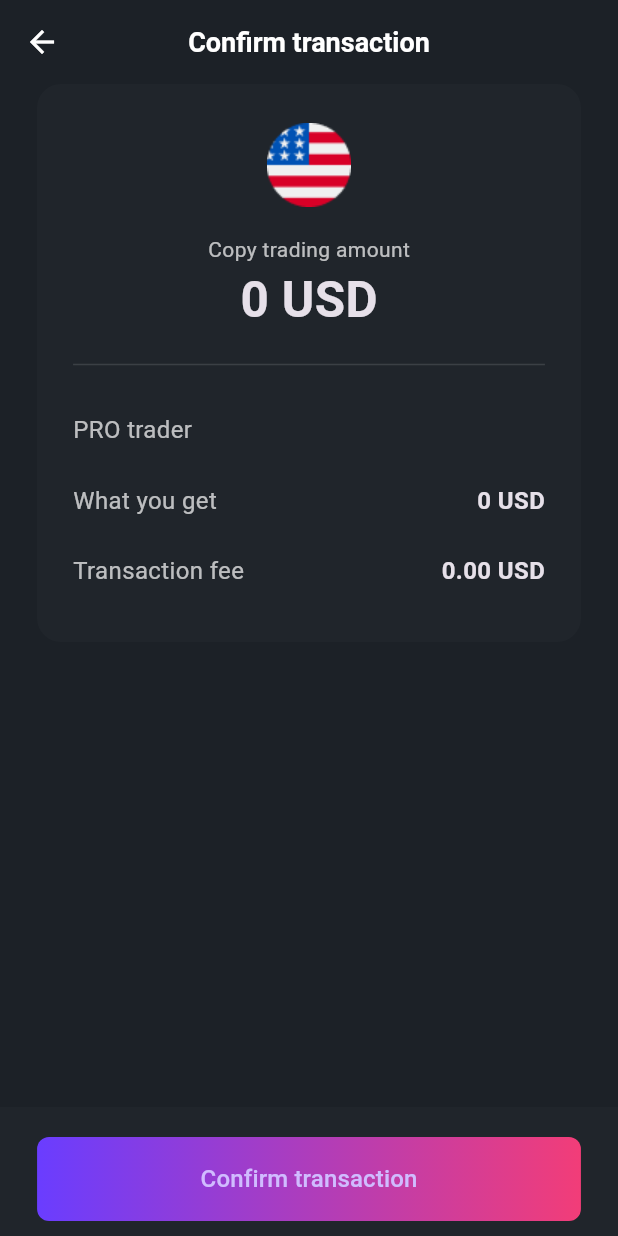
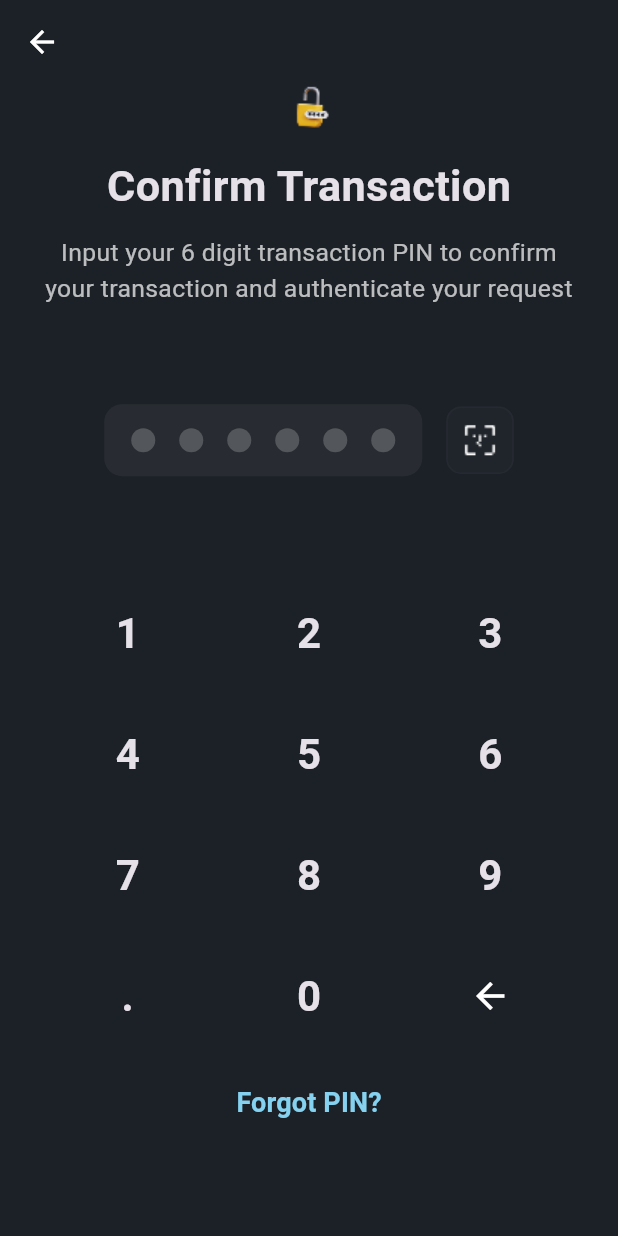
Before and after one commit to noyevate/roqqu_test, a Flutter app: the ConfirmTransactionScreen screen opened directly with empty values, after a tap on "Confirm transaction", on a phone screen of 412 x 824 dp. Run offline on Flutter 3.47's test engine with Material 3 defaults, Android fonts, the light colour scheme and no system bars; our stand-ins replace equatable, fl_chart, flutter_svg, font_awesome_flutter; missing offline and left inert: dart:ffi.

Commit message:
feat(security): implement transaction PIN confirmation screen

```diff
--- /dev/null
+++ b/lib/features/confirm_pin/presentation/pages/confirm_pin_screen.dart
@@ -0,0 +1,96 @@
+import 'package:flutter/material.dart';
+import 'package:roqqu_test/core/theme/app_colors.dart';
+import 'package:roqqu_test/features/confirm_pin/presentation/widget/pin_input_field.dart';
+import 'package:roqqu_test/features/confirm_pin/presentation/widget/pin_keypad.dart';
+
+class ConfirmPinScreen extends StatefulWidget {
+  const ConfirmPinScreen({super.key});
+
+  @override
+  State<ConfirmPinScreen> createState() => _ConfirmPinScreenState();
+}
+
+class _ConfirmPinScreenState extends State<ConfirmPinScreen> {
+  String _pin = '';
+  bool _isObscured = true;
+  final int _pinLength = 6;
+
+  void _onKeyPressed(String value) {
+    setState(() {
+      if (value == 'del') {
+        _pin = _pin.isNotEmpty ? _pin.substring(0, _pin.length - 1) : '';
+      } else if (_pin.length < _pinLength) {
+        _pin += value;
+      }
+    });
+
+    if (_pin.length == _pinLength) {
+      print('PIN entered: $_pin');
+    }
+  }
+
+  void _toggleObscure() {
+    setState(() {
+      _isObscured = !_isObscured;
+    });
+  }
+
+  @override
+  Widget build(BuildContext context) {
+    final screenWidth = MediaQuery.of(context).size.width;
+    final screenHeight = MediaQuery.of(context).size.height;
+
+    return Scaffold(
+      appBar: AppBar(backgroundColor: Colors.transparent, elevation: 0),
+      body: Padding(
+        padding: EdgeInsets.symmetric(horizontal: screenWidth * 0.06),
+        child: Column(
+          children: [
+            Image.asset("assets/images/padlock.png"),
+            const SizedBox(height: 16),
+            Text(
+              'Confirm Transaction',
+              style: TextStyle(fontSize: screenWidth * 0.07, fontWeight: FontWeight.bold),
+            ),
+            const SizedBox(height: 12),
+            Text(
+              'Input your 6 digit transaction PIN to confirm your transaction and authenticate your request',
+              textAlign: TextAlign.center,
+              style: TextStyle(color: Colors.white70, fontSize: screenWidth * 0.04),
+            ),
+            const Spacer(flex: 1),
+            Center(
+              child: Row(
+                mainAxisSize: MainAxisSize.min,
+                children: [
+                  PinInputField(pin: _pin, isObscured: _isObscured),
+                  const SizedBox(width: 16),
+                  Container(
+                    height: 45,
+                    width: 45,
+                    decoration: BoxDecoration(
+                      borderRadius: BorderRadius.circular(10),
+                      color: AppColors.bottomContainerBackground,
+                      border: Border.all(color: AppColors.tertiaryBackground)
+                    ),
+                    child: Center(child: Image.asset('assets/images/Biometrics.png'))),
+
+                ],
+              ),
+            ),
+            const Spacer(flex: 1),
+            SizedBox(
+              height: screenHeight * 0.4,
+              child: PinKeypad(onKeyPressed: _onKeyPressed),
+            ),
+            TextButton(
+              onPressed: () {},
+              child: const Text('Forgot PIN?', style: TextStyle(color: AppColors.accentBlue)),
+            ),
+            const Spacer(flex: 1),
+          ],
+        ),
+      ),
+    );
+  }
+}
--- /dev/null
+++ b/lib/features/confirm_pin/presentation/widget/pin_input_field.dart
@@ -0,0 +1,49 @@
+import 'package:flutter/material.dart';
+
+class PinInputField extends StatelessWidget {
+  final String pin;
+  final bool isObscured;
+  final int pinLength;
+
+  const PinInputField({
+    super.key,
+    required this.pin,
+    this.isObscured = true,
+    this.pinLength = 6,
+  });
+
+  @override
+  Widget build(BuildContext context) {
+    return Container(
+      padding: const EdgeInsets.symmetric(horizontal: 10, vertical: 16),
+      decoration: BoxDecoration(
+        color: Colors.white.withOpacity(0.05),
+        borderRadius: BorderRadius.circular(12),
+      ),
+      child: Row(
+        mainAxisAlignment: MainAxisAlignment.center,
+        children: List.generate(pinLength, (index) {
+          bool hasValue = index < pin.length;
+          return AnimatedContainer(
+            duration: const Duration(milliseconds: 200),
+            margin: const EdgeInsets.symmetric(horizontal: 8),
+            width: 16,
+            height: 16,
+            decoration: BoxDecoration(
+              shape: BoxShape.circle,
+              color: hasValue ? Colors.white : Colors.white.withOpacity(0.2),
+            ),
+            child: isObscured || !hasValue
+                ? null
+                : Center(
+                    child: Text(
+                      pin[index],
+                      style: const TextStyle(color: Colors.black, fontWeight: FontWeight.bold),
+                    ),
+                  ),
+          );
+        }),
+      ),
+    );
+  }
+}
--- /dev/null
+++ b/lib/features/confirm_pin/presentation/widget/pin_keypad.dart
@@ -0,0 +1,32 @@
+import 'package:flutter/material.dart';
+
+import 'pin_keypad_button.dart';
+
+class PinKeypad extends StatelessWidget {
+  final Function(String) onKeyPressed;
+  const PinKeypad({super.key, required this.onKeyPressed});
+
+  @override
+  Widget build(BuildContext context) {
+    return GridView.count(
+      crossAxisCount: 3,
+      shrinkWrap: true,
+      physics: const NeverScrollableScrollPhysics(),
+      childAspectRatio: 1.5,
+      children: [
+        PinKeypadButton(text: '1', onTap: () => onKeyPressed('1')),
+        PinKeypadButton(text: '2', onTap: () => onKeyPressed('2')),
+        PinKeypadButton(text: '3', onTap: () => onKeyPressed('3')),
+        PinKeypadButton(text: '4', onTap: () => onKeyPressed('4')),
+        PinKeypadButton(text: '5', onTap: () => onKeyPressed('5')),
+        PinKeypadButton(text: '6', onTap: () => onKeyPressed('6')),
+        PinKeypadButton(text: '7', onTap: () => onKeyPressed('7')),
+        PinKeypadButton(text: '8', onTap: () => onKeyPressed('8')),
+        PinKeypadButton(text: '9', onTap: () => onKeyPressed('9')),
+        PinKeypadButton(text: '.', onTap: () => onKeyPressed('.')),
+        PinKeypadButton(text: '0', onTap: () => onKeyPressed('0')),
+        PinKeypadButton(icon: Icons.arrow_back, onTap: () => onKeyPressed('del')),
+      ],
+    );
+  }
+}
--- /dev/null
+++ b/lib/features/confirm_pin/presentation/widget/pin_keypad_button.dart
@@ -0,0 +1,31 @@
+
+import 'package:flutter/material.dart';
+
+class PinKeypadButton extends StatelessWidget {
+  final String? text;
+  final IconData? icon;
+  final VoidCallback onTap;
+
+  const PinKeypadButton({
+    super.key,
+    required this.onTap,
+    this.text,
+    this.icon,
+  });
+
+  @override
+  Widget build(BuildContext context) {
+    return InkWell(
+      onTap: onTap,
+      borderRadius: BorderRadius.circular(24),
+      child: Center(
+        child: icon != null
+            ? Icon(icon, size: 28, color: Colors.white)
+            : Text(
+                text!,
+                style: const TextStyle(fontSize: 28, fontWeight: FontWeight.bold),
+              ),
+      ),
+    );
+  }
+}
--- a/lib/features/confirm_transaction/presentation/pages/confirm_transaction_screen.dart
+++ b/lib/features/confirm_transaction/presentation/pages/confirm_transaction_screen.dart
@@ -1,6 +1,6 @@
 import 'package:flutter/material.dart';
-import 'package:roqqu_test/core/theme/gradient_button.dart';
 import 'package:roqqu_test/core/widget/custom_nav_bar_1.dart';
+import 'package:roqqu_test/features/confirm_pin/presentation/pages/confirm_pin_screen.dart';
 import 'package:roqqu_test/features/confirm_transaction/domain/entities/transaction_data.dart';
 import 'package:roqqu_test/core/theme/app_colors.dart';
 import 'package:roqqu_test/features/confirm_transaction/presentation/widget/transaction_detail_row.dart';
@@ -64,12 +64,17 @@ class ConfirmTransactionScreen extends StatelessWidget {
               ),
             ),
 
-            const Spacer(),
           ],
         ),
 
       ),
-      bottomNavigationBar: CustomNavBar1(onPressed: () {},text: "Confirm transaction",),
+      bottomNavigationBar: CustomNavBar1(onPressed: () {
+        Navigator.of(context).push(
+      MaterialPageRoute(
+        builder: (context) => const ConfirmPinScreen(),
+      ),
+    );
+      },text: "Confirm transaction",),
     );
   }
 }
```
Also changed, not shown: assets/images/Biometrics.png (added), assets/images/padlock.png (added).
